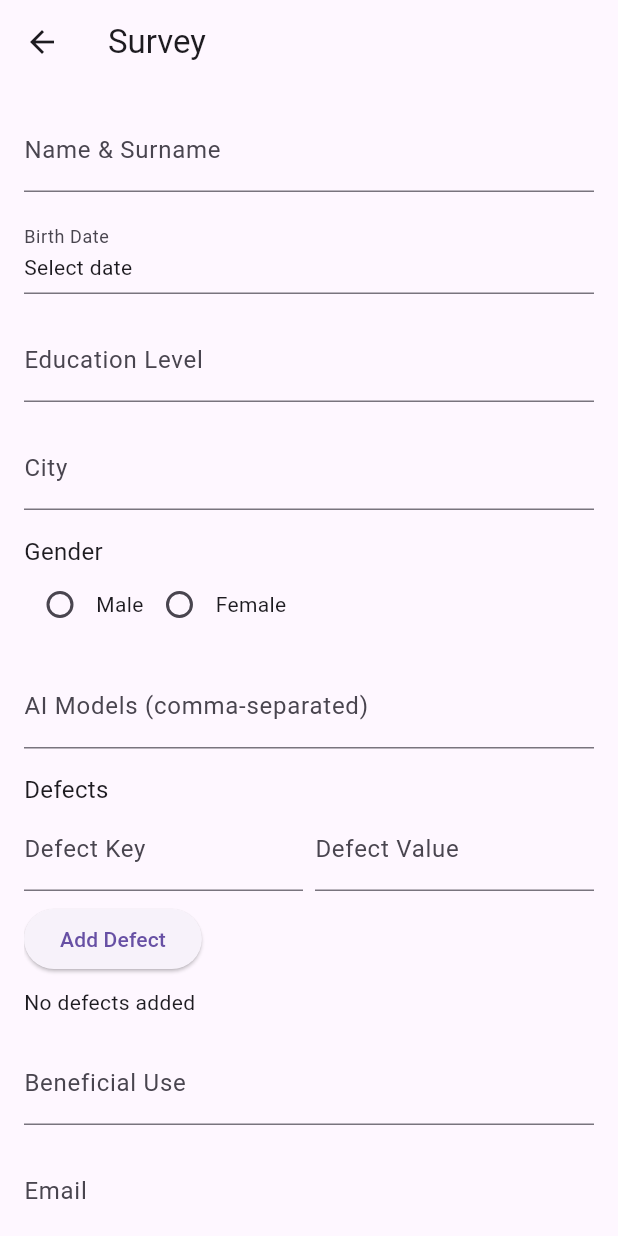
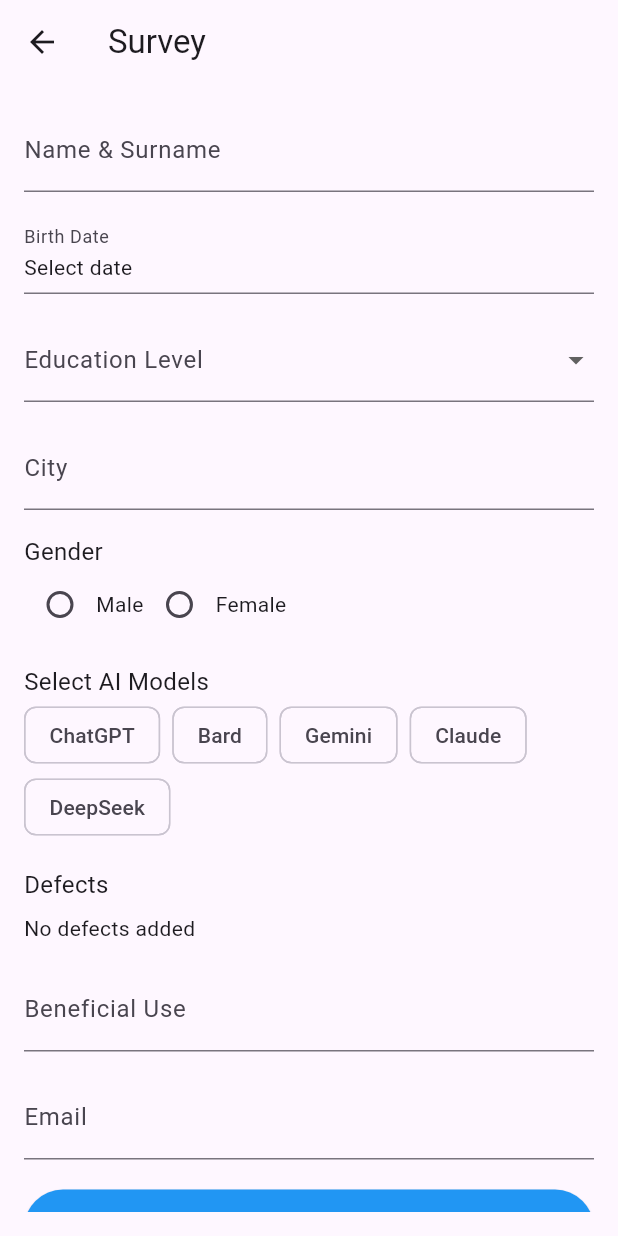
Before and after one commit to itsAmirAhani/CS-458-Project2, a Flutter app: the SurveyPage screen opened by its route, on a phone screen of 412 x 824 dp. Run offline on Flutter 3.47's test engine with Material 3 defaults, Android fonts, the phone set to English and light mode, and no system bars; our stand-ins replace fluttertoast, google_sign_in.

Commit message:
Survey Page UI Fix

```diff
--- a/mobile_app/lib/pages/survey_page.dart
+++ b/mobile_app/lib/pages/survey_page.dart
@@ -23,14 +23,32 @@
   final TextEditingController _beneficialUseController =
       TextEditingController();
   final TextEditingController _emailController = TextEditingController();
-  final TextEditingController _aiModelsController = TextEditingController();
+  //final TextEditingController _aiModelsController = TextEditingController();
   final TextEditingController _defectKeyController = TextEditingController();
   final TextEditingController _defectValueController = TextEditingController();
 
   // Form state
   DateTime? _birthDate;
   String? _gender;
+  List<String> _availableAIModels = [
+    'ChatGPT',
+    'Bard',
+    'Gemini',
+    'Claude',
+    'DeepSeek',
+  ];
+  List<String> _selectedAIModels = [];
   Map<String, String> _defects = {};
+  String? _selectedEducationLevel; // Add this to state
+
+  final List<String> _educationLevels = [
+    'Primary School',
+    'Middle School',
+    'High School',
+    'Undergraduate',
+    'Postgraduate',
+    'PhD',
+  ];
 
   Future<void> _selectDate(BuildContext context) async {
     final DateTime? picked = await showDatePicker(
@@ -86,15 +104,10 @@
         final payload = {
           'name_surname': _nameSurnameController.text,
           'birth_date': DateFormat('yyyy-MM-dd').format(_birthDate!),
-          'education_level': _educationLevelController.text,
+          'education_level': _selectedEducationLevel,
           'city': _cityController.text,
           'gender': _gender,
-          'ai_models':
-              _aiModelsController.text
-                  .split(',')
-                  .map((e) => e.trim())
-                  .where((e) => e.isNotEmpty)
-                  .toList(),
+          'ai_models': _selectedAIModels,
           'defects': _defects,
           'beneficial_use': _beneficialUseController.text,
           'email': _emailController.text,
@@ -180,11 +193,26 @@
                   ),
                 ),
                 SizedBox(height: 16),
-                TextFormField(
-                  controller: _educationLevelController,
+                DropdownButtonFormField<String>(
+                  value: _selectedEducationLevel,
+                  items:
+                      _educationLevels.map((level) {
+                        return DropdownMenuItem<String>(
+                          value: level,
+                          child: Text(level),
+                        );
+                      }).toList(),
+                  onChanged: (val) {
+                    setState(() {
+                      _selectedEducationLevel = val;
+                    });
+                  },
                   decoration: InputDecoration(labelText: "Education Level"),
-                  validator: (value) => value!.isEmpty ? "Required" : null,
+                  validator:
+                      (value) =>
+                          value == null || value.isEmpty ? "Required" : null,
                 ),
+
                 SizedBox(height: 16),
                 TextFormField(
                   controller: _cityController,
@@ -210,38 +238,58 @@
                   ],
                 ),
                 SizedBox(height: 16),
-                TextFormField(
-                  controller: _aiModelsController,
-                  decoration: InputDecoration(
-                    labelText: "AI Models (comma-separated)",
-                    hintText: "e.g., chatGPT, DeepSeek",
-                  ),
-                  validator: (value) => value!.isEmpty ? "Required" : null,
+                Text("Select AI Models", style: TextStyle(fontSize: 16)),
+                Wrap(
+                  spacing: 8.0,
+                  children:
+                      _availableAIModels.map((model) {
+                        return FilterChip(
+                          label: Text(model),
+                          selected: _selectedAIModels.contains(model),
+                          onSelected: (selected) {
+                            setState(() {
+                              if (selected) {
+                                _selectedAIModels.add(model);
+                                _defects.putIfAbsent(model, () => "");
+                              } else {
+                                _selectedAIModels.remove(model);
+                                _defects.remove(model);
+                              }
+                            });
+                          },
+                        );
+                      }).toList(),
                 ),
+
                 SizedBox(height: 16),
                 Text("Defects", style: TextStyle(fontSize: 16)),
-                Row(
-                  children: [
-                    Expanded(
-                      child: TextFormField(
-                        controller: _defectKeyController,
-                        decoration: InputDecoration(labelText: "Defect Key"),
-                      ),
-                    ),
-                    SizedBox(width: 8),
-                    Expanded(
-                      child: TextFormField(
-                        controller: _defectValueController,
-                        decoration: InputDecoration(labelText: "Defect Value"),
-                      ),
-                    ),
-                  ],
-                ),
-                SizedBox(height: 8),
-                ElevatedButton(
-                  onPressed: _addDefect,
-                  child: Text("Add Defect"),
-                ),
+                if (_selectedAIModels.isNotEmpty)
+                  Column(
+                    crossAxisAlignment: CrossAxisAlignment.start,
+                    children:
+                        _selectedAIModels.map((model) {
+                          return Padding(
+                            padding: const EdgeInsets.symmetric(vertical: 8.0),
+                            child: TextFormField(
+                              decoration: InputDecoration(
+                                labelText: "$model - Defect/Cons",
+                              ),
+                              initialValue: _defects[model],
+                              onChanged: (val) {
+                                setState(() {
+                                  _defects[model] = val;
+                                });
+                              },
+                              validator:
+                                  (val) =>
+                                      val == null || val.isEmpty
+                                          ? "Enter a defect for $model"
+                                          : null,
+                            ),
+                          );
+                        }).toList(),
+                  ),
+
                 SizedBox(height: 8),
                 Text(
                   _defects.isEmpty
```
